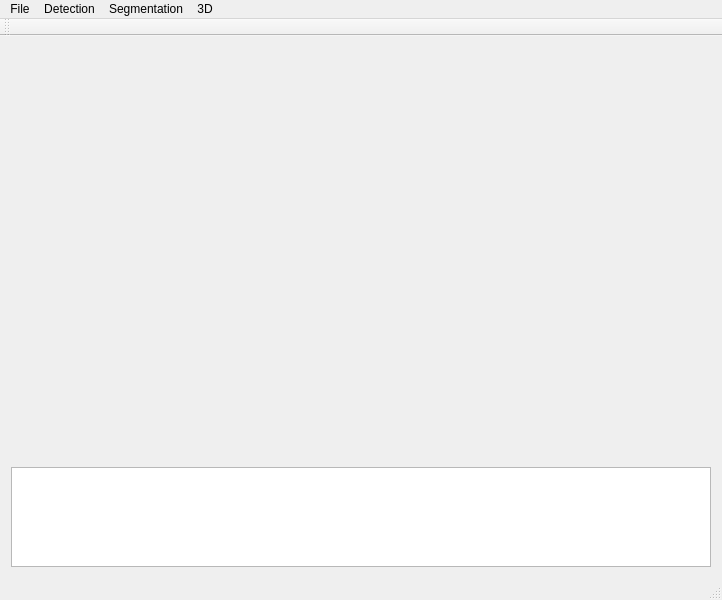
fercer/Coronary, file CoronaryGUI/coronarygui.ui: the form before one commit.
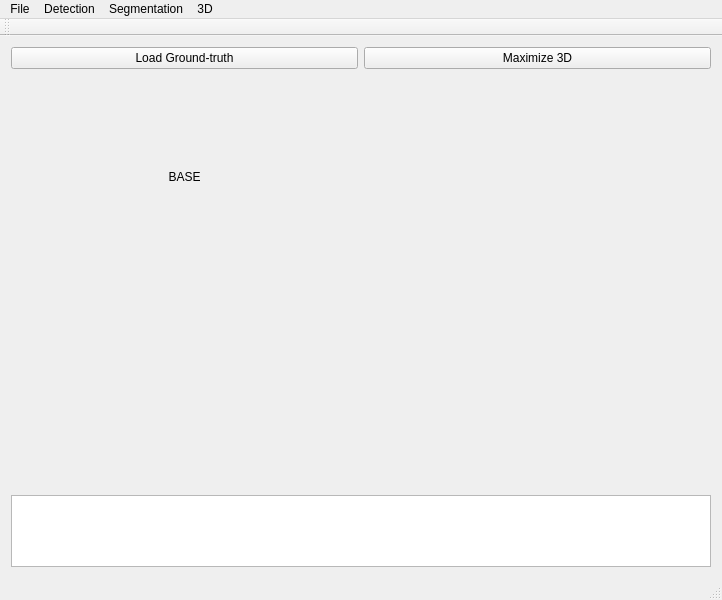
The form after the commit. Custom widgets are drawn as their Qt base class.

```diff
--- a/CoronaryGUI/coronarygui.ui
+++ b/CoronaryGUI/coronarygui.ui
@@ -20,7 +20,7 @@
    <layout class="QVBoxLayout" name="verticalLayout">
     <item>
      <layout class="QGridLayout" name="gridLayout">
-      <item row="0" column="0">
+      <item row="1" column="0">
        <widget class="QLabel" name="lblVP1">
         <property name="minimumSize">
          <size>
@@ -29,11 +29,14 @@
          </size>
         </property>
         <property name="text">
-         <string/>
+         <string>BASE</string>
+        </property>
+        <property name="alignment">
+         <set>Qt::AlignCenter</set>
         </property>
        </widget>
       </item>
-      <item row="2" column="0">
+      <item row="3" column="0">
        <widget class="QLabel" name="lblVP3">
         <property name="minimumSize">
          <size>
@@ -46,22 +49,36 @@
         </property>
        </widget>
       </item>
-      <item row="0" column="1">
-       <widget class="QLabel" name="lblVP2">
-        <property name="minimumSize">
-         <size>
-          <width>347</width>
-          <height>204</height>
-         </size>
-        </property>
+      <item row="0" column="0">
+       <widget class="QPushButton" name="btnLoadGT">
         <property name="text">
-         <string/>
+         <string>Load Ground-truth</string>
         </property>
        </widget>
       </item>
-      <item row="2" column="1">
+      <item row="1" column="1">
        <widget class="QVTKWidget" name="qvtkVP4" native="true"/>
       </item>
+      <item row="3" column="1">
+       <widget class="QLabel" name="lblVP2">
+        <property name="minimumSize">
+         <size>
+          <width>347</width>
+          <height>204</height>
+         </size>
+        </property>
+        <property name="text">
+         <string/>
+        </property>
+       </widget>
+      </item>
+      <item row="0" column="1">
+       <widget class="QPushButton" name="btnMaximizeVP4">
+        <property name="text">
+         <string>Maximize 3D</string>
+        </property>
+       </widget>
+      </item>
      </layout>
     </item>
     <item>
```
Left out of the diff: 2 changed lines with no effect on the pictures.
